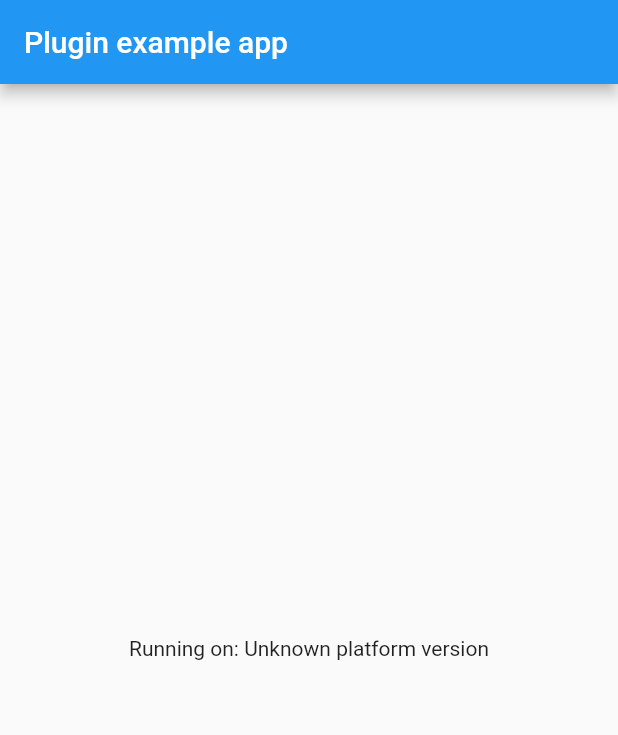
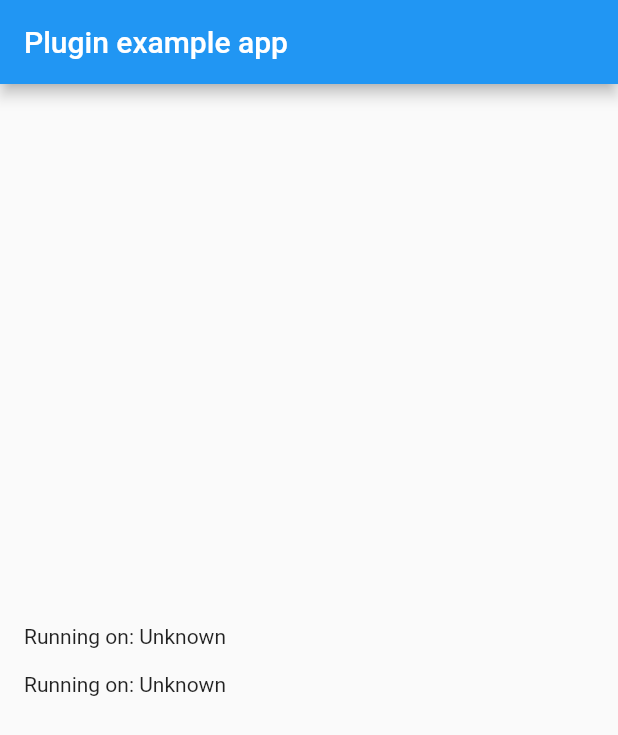
Before and after one commit to kazukinr/flutter_message_channels, a Flutter app: the screen it shows after launch, on a phone screen of 412 x 824 dp. Shown: the top 735 px of the screen. Run offline on Flutter 3.47's test engine with Material 2 defaults, Android fonts, the phone set to English and light mode, and no system bars; our stand-ins replace freezed_annotation; generated files the repository leaves out were written again.

Commit message:
Add sample send message via JSON.

```diff
--- a/example/lib/main.dart
+++ b/example/lib/main.dart
@@ -1,6 +1,6 @@
-import 'package:flutter/material.dart';
 import 'dart:async';
 
+import 'package:flutter/material.dart';
 import 'package:flutter/services.dart';
 import 'package:flutter_message_channels/flutter_message_channels.dart';
 
@@ -15,6 +15,7 @@ class MyApp extends StatefulWidget {
 
 class _MyAppState extends State<MyApp> {
   String _platformVersion = 'Unknown';
+  String _platformVersionJson = 'Unknown';
 
   @override
   void initState() {
@@ -25,13 +26,22 @@ class _MyAppState extends State<MyApp> {
   // Platform messages are asynchronous, so we initialize in an async method.
   Future<void> initPlatformState() async {
     String platformVersion;
+    String platformVersionJson;
     // Platform messages may fail, so we use a try/catch PlatformException.
     // We also handle the message potentially returning null.
     try {
-      platformVersion =
-          await FlutterMessageChannels.platformVersion ?? 'Unknown platform version';
+      platformVersion = await FlutterMessageChannels.platformVersion ??
+          'Unknown platform version';
     } on PlatformException {
       platformVersion = 'Failed to get platform version.';
+    }
+
+    try {
+      final PlatformInfoJson? infoJson =
+          await FlutterMessageChannels.platformInfoJson;
+      platformVersionJson = infoJson?.version ?? 'Unknown platform version';
+    } on PlatformException {
+      platformVersionJson = 'Failed to get platform version via JSON.';
     }
 
     // If the widget was removed from the tree while the asynchronous platform
@@ -41,6 +51,7 @@ class _MyAppState extends State<MyApp> {
 
     setState(() {
       _platformVersion = platformVersion;
+      _platformVersionJson = platformVersionJson;
     });
   }
 
@@ -51,8 +62,19 @@ class _MyAppState extends State<MyApp> {
         appBar: AppBar(
           title: const Text('Plugin example app'),
         ),
-        body: Center(
-          child: Text('Running on: $_platformVersion\n'),
+        body: Column(
+          mainAxisAlignment: MainAxisAlignment.center,
+          crossAxisAlignment: CrossAxisAlignment.stretch,
+          children: [
+            Padding(
+              padding: EdgeInsets.symmetric(vertical: 8, horizontal: 16),
+              child: Text('Running on: $_platformVersion'),
+            ),
+            Padding(
+              padding: EdgeInsets.symmetric(vertical: 8, horizontal: 16),
+              child: Text('Running on: $_platformVersionJson'),
+            ),
+          ],
         ),
       ),
     );
--- a/lib/flutter_message_channels.dart
+++ b/lib/flutter_message_channels.dart
@@ -1,14 +1,33 @@
-
 import 'dart:async';
+import 'dart:convert';
 
 import 'package:flutter/services.dart';
+import 'package:flutter_message_channels/json/platform_info_json.dart';
+import 'package:flutter_message_channels/json/request_json.dart';
+
+export 'json/platform_info_json.dart';
 
 class FlutterMessageChannels {
   static const MethodChannel _channel =
       const MethodChannel('flutter_message_channels');
 
+  static const BasicMessageChannel _jsonChannel = const BasicMessageChannel(
+    'flutter_message_channels_json',
+    StringCodec(),
+  );
+
   static Future<String?> get platformVersion async {
     final String? version = await _channel.invokeMethod('getPlatformVersion');
     return version;
   }
+
+  static Future<PlatformInfoJson?> get platformInfoJson async {
+    final req = jsonEncode(RequestJson().toJson());
+    final String? jsonString = await _jsonChannel.send(req);
+    final json = jsonString != null ? jsonDecode(jsonString) as Map<String, dynamic> : null;
+    if (json == null) {
+      throw PlatformException(code: 'json-decode-failed');
+    }
+    return PlatformInfoJson.fromJson(json);
+  }
 }
--- /dev/null
+++ b/lib/json/platform_info_json.dart
@@ -0,0 +1,14 @@
+import 'package:freezed_annotation/freezed_annotation.dart';
+
+part 'platform_info_json.freezed.dart';
+part 'platform_info_json.g.dart';
+
+@freezed
+class PlatformInfoJson with _$PlatformInfoJson {
+  factory PlatformInfoJson({
+    String? version,
+  }) = _PlatformInfoJson;
+
+  factory PlatformInfoJson.fromJson(Map<String, dynamic> json) =>
+      _$PlatformInfoJsonFromJson(json);
+}
--- /dev/null
+++ b/lib/json/request_json.dart
@@ -0,0 +1,15 @@
+import 'package:freezed_annotation/freezed_annotation.dart';
+
+part 'request_json.freezed.dart';
+
+part 'request_json.g.dart';
+
+@freezed
+class RequestJson with _$RequestJson {
+  factory RequestJson({
+    String? param,
+  }) = _RequestJson;
+
+  factory RequestJson.fromJson(Map<String, dynamic> json) =>
+      _$RequestJsonFromJson(json);
+}
```
Also changed, not shown: 8 other files.
